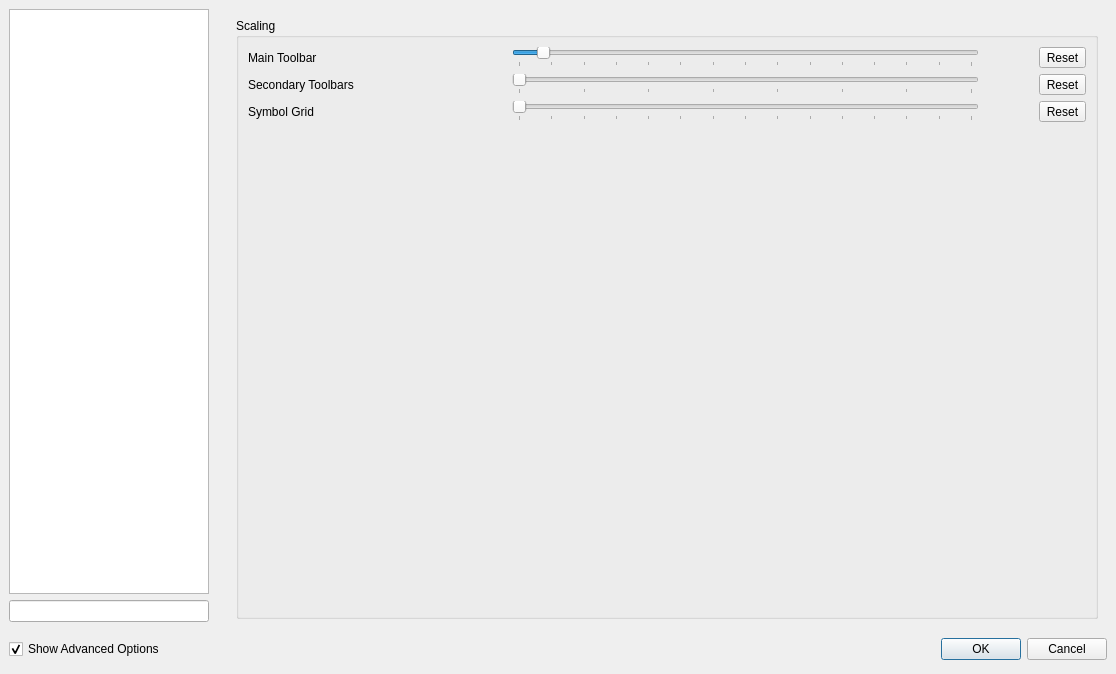
The window that configdialog.ui (texstudio-org/texstudio) describes before a commit, drawn with Qt 5.
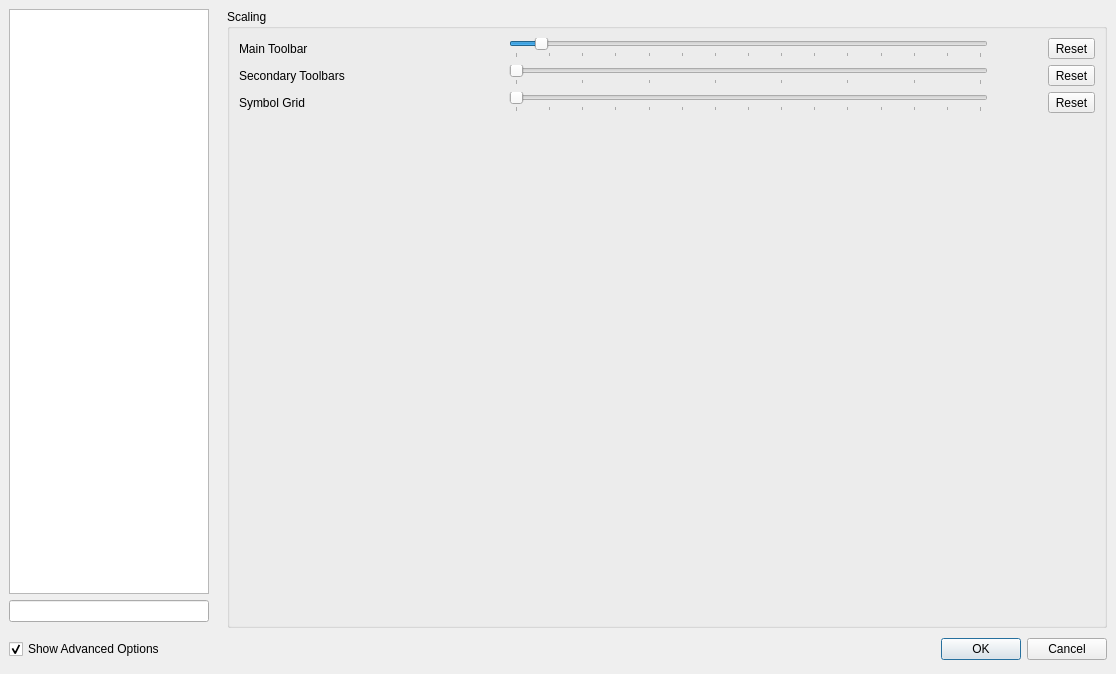
The same window after the commit. The open tabs and pages were chosen to show the change. Icons and pictures are not drawn.

Commit message: minor GUI fixes in config dialog

```diff
--- a/configdialog.ui
+++ b/configdialog.ui
@@ -1280,7 +1280,19 @@
       </layout>
      </widget>
      <widget class="QWidget" name="pageScaling">
-      <layout class="QVBoxLayout" name="verticalLayout_12">
+      <layout class="QVBoxLayout" name="layoutScaling">
+       <property name="leftMargin">
+        <number>0</number>
+       </property>
+       <property name="topMargin">
+        <number>0</number>
+       </property>
+       <property name="rightMargin">
+        <number>0</number>
+       </property>
+       <property name="bottomMargin">
+        <number>0</number>
+       </property>
        <item>
         <widget class="QGroupBox" name="groupBox_17">
          <property name="title">
```
Left out of the diff: 23 changed lines with no effect on the pictures.
